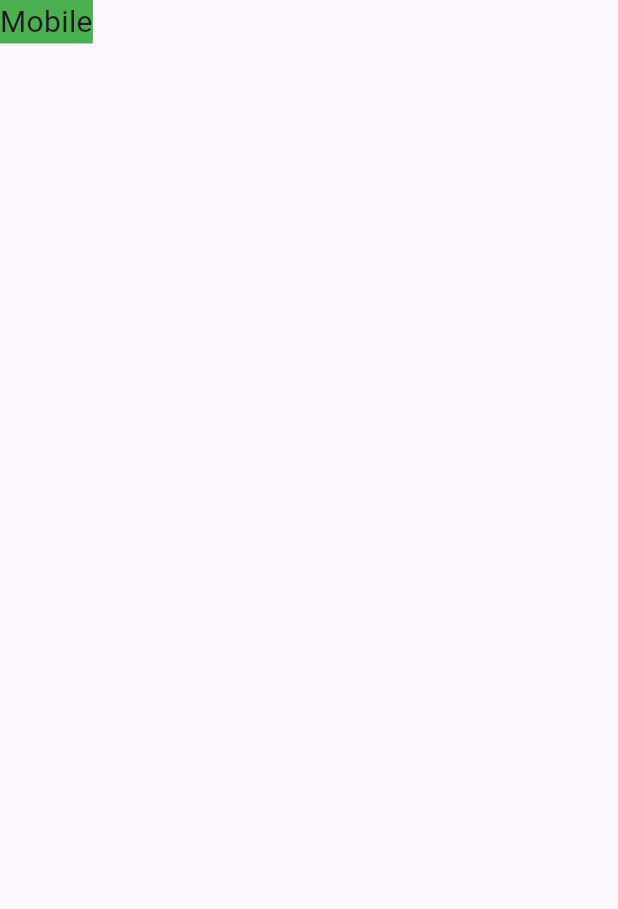
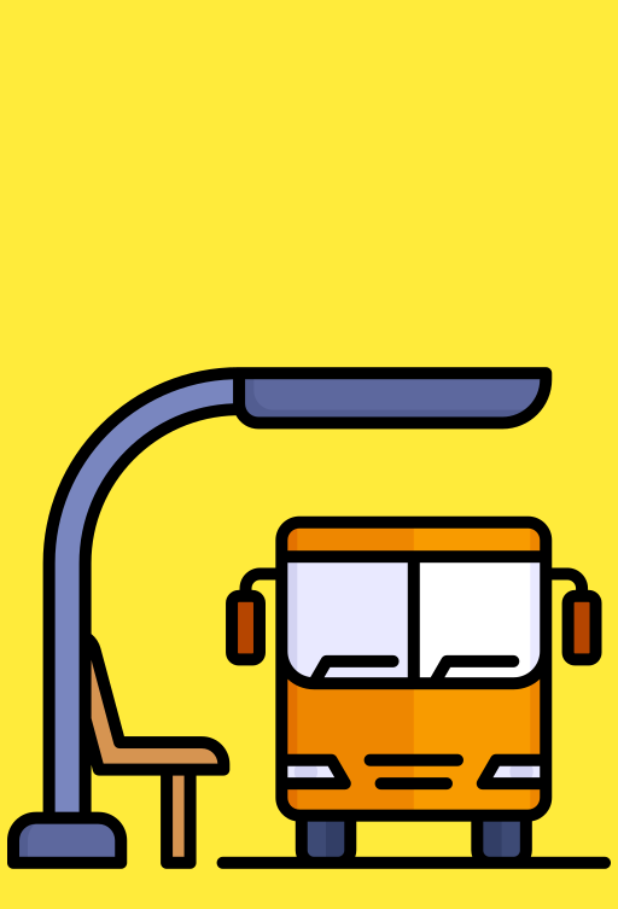
Before and after one commit to rajshekhar27/School-Ride, a Flutter app: the first screen one second after launch, on a phone screen of 412 x 824 dp. Shown: the top 909 px of the screen. Run offline on Flutter 3.47's test engine with Material 3 defaults, Android fonts, the phone set to English and light mode, and no system bars.

Commit message:
responsive design and splash screen

```diff
--- a/lib/Responsive_Layout/Responsive_Layout.dart
+++ b/lib/Responsive_Layout/Responsive_Layout.dart
@@ -4,9 +4,8 @@ class ResponsiveLayout extends StatelessWidget {
 
   Widget mobile;
   Widget tablet;
-  Widget desktop;
 
-  ResponsiveLayout({required this.desktop,required this.mobile, required this.tablet}) : super();
+  ResponsiveLayout({required this.mobile, required this.tablet}) : super();
 
   @override
   Widget build(BuildContext context) {
@@ -14,11 +13,8 @@ class ResponsiveLayout extends StatelessWidget {
       if(constraints.maxWidth<500)
         {
           return mobile;
-        }else if(constraints.maxWidth<1100){
+        }else
         return tablet;
-      }else{
-        return desktop;
-      }
     });
   }
 }
--- a/lib/Screens/MobileScreen.dart
+++ /dev/null
@@ -1,15 +0,0 @@
-import 'package:flutter/material.dart';
-
-class MobileScreen extends StatelessWidget {
-  const MobileScreen({super.key});
-
-  @override
-  Widget build(BuildContext context) {
-    return SafeArea(child: Scaffold(
-      body: Container(
-        color: Colors.green,
-        child: Text("Mobile", textAlign: TextAlign.center, style: TextStyle(fontSize: 20),),
-      ),
-    ));
-  }
-}
--- /dev/null
+++ b/lib/Screens/MobileScreen/SplashScreen.dart
@@ -0,0 +1,35 @@
+import 'dart:async';
+
+import 'package:flutter/material.dart';
+
+import 'MLoginScreen.dart';
+
+class MSplashScreen extends StatefulWidget {
+  const MSplashScreen({super.key});
+
+  @override
+  State<MSplashScreen> createState() => _SplashscreenState();
+}
+
+class _SplashscreenState extends State<MSplashScreen> {
+  @override
+  void initState() {
+    Timer(Duration(seconds: 3),(){
+      Navigator.pushReplacement(context, MaterialPageRoute(builder: (context){
+        return MLoginScreen();
+      }));
+    });
+
+    super.initState();
+  }
+
+  @override
+  Widget build(BuildContext context) {
+    return Scaffold(
+      body: Container(
+        color: Colors.yellow,
+        child: Center(child: Image.asset("assets/images/busLogo.png")),
+      ),
+    );
+  }
+}
--- a/lib/main.dart
+++ b/lib/main.dart
@@ -1,8 +1,7 @@
 import 'package:flutter/material.dart';
 import 'package:schoolride/Responsive_Layout/Responsive_Layout.dart';
-import 'package:schoolride/Screens/DesktopScreen.dart';
-import 'package:schoolride/Screens/MobileScreen.dart';
-import 'package:schoolride/Screens/TabletScreen.dart';
+import 'package:schoolride/Screens/MobileScreen/SplashScreen.dart';
+import 'Screens/TabletScreen/TLoginScreen.dart';
 
 
 void main() {
@@ -15,12 +14,18 @@ class SchoolRide extends StatelessWidget {
   @override
   Widget build(BuildContext context) {
     return MaterialApp(
-      showSemanticsDebugger: false,
+      debugShowCheckedModeBanner: false,
       title: "MyKid's Bus",
-      theme: ThemeData(
-        primarySwatch: Colors.orange,
-      ),
-      home:ResponsiveLayout(desktop: DesktopScreen(), mobile: MobileScreen(), tablet: TabletScreen())
+        theme: ThemeData(
+          iconTheme: IconThemeData(color: Colors.black),
+          appBarTheme: AppBarTheme(
+            centerTitle: true,
+            backgroundColor: Colors.orange.shade400,
+            elevation: 2,
+            titleTextStyle: TextStyle(color: Colors.black,fontSize: 19, fontWeight: FontWeight.normal),
+          ),
+        ),
+      home:ResponsiveLayout(mobile: MSplashScreen(), tablet: TLoginScreen())
     );
   }
 }
```
Also changed, not shown: lib/Screens/DesktopScreen.dart (deleted, +0 -15 lines), lib/Screens/MobileScreen/MLoginScreen.dart (added, +26 -0 lines), lib/Screens/TabletScreen.dart (deleted, +0 -15 lines), lib/Screens/TabletScreen/SplashScreen.dart (added, +34 -0 lines), lib/Screens/TabletScreen/TLoginScreen.dart (added, +17 -0 lines), pubspec.yaml (+8 -2 lines), assets/images/busLogo.png (added), assets/images/busSplash.png (added), 2 other files.
